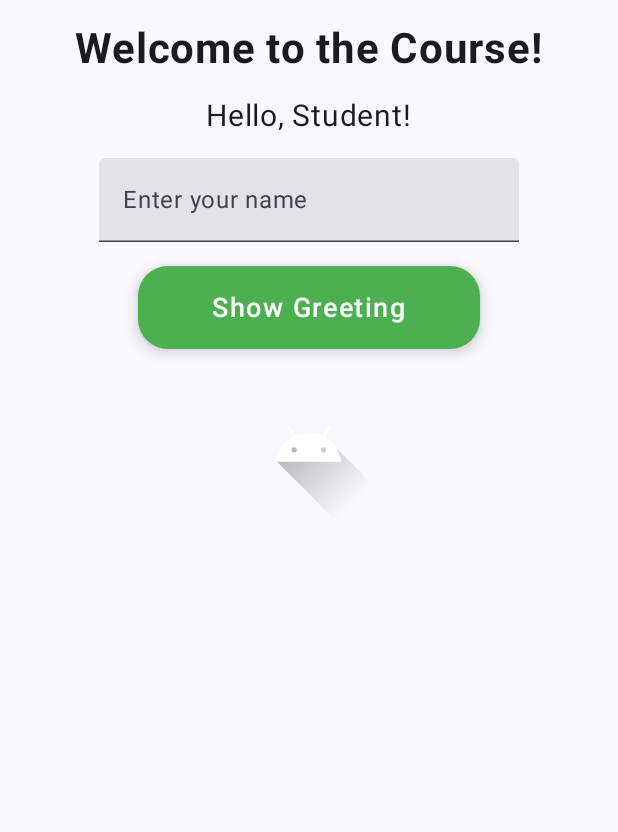
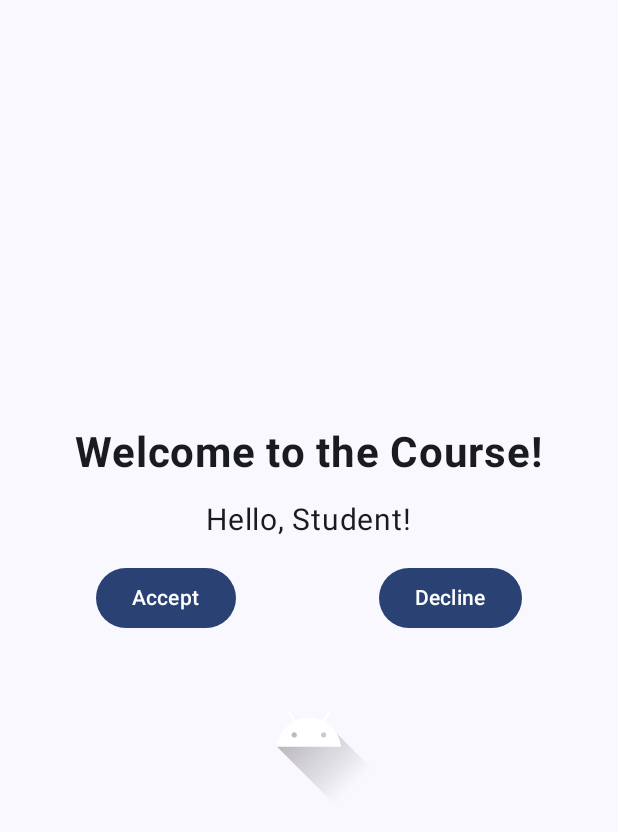
Before and after one commit to Josue123212/Android_1, an Android app built with Jetpack Compose: the screen it shows after launch (MainActivity), on a phone screen of 412 x 824 dp. Shown: the top 832 px of the screen. Run offline under Robolectric (Android 15) with nearby library versions, the phone set to English and light mode, and no system bars.

Commit message:
finished work

```diff
--- a/app/src/main/java/com/example/bienvenido_al_curso/MainActivity.kt
+++ b/app/src/main/java/com/example/bienvenido_al_curso/MainActivity.kt
@@ -42,53 +42,41 @@ class MainActivity : ComponentActivity() {
 fun GreetingCard() {
     Column(
         modifier = Modifier
-            .fillMaxWidth()
+            .fillMaxSize()
             .padding(16.dp),
-        horizontalAlignment = Alignment.CenterHorizontally
+        horizontalAlignment = Alignment.CenterHorizontally,
+        verticalArrangement = Arrangement.Center
     ) {
         Text(
             text = "Welcome to the Course!",
             fontSize = 28.sp,
             fontWeight = FontWeight.Bold
         )
+
         Spacer(modifier = Modifier.height(16.dp))
+
         Text(
             text = "Hello, Student!",
             fontSize = 20.sp
         )
-        Spacer(modifier = Modifier.height(16.dp))
-        TextField(
-            value = "",
-            onValueChange = {},
-            label = { Text("Enter your name") }
-        )
+
         Spacer(modifier = Modifier.height(16.dp))
 
-        // 🔹 BOTÓN PERSONALIZADO
-        Button(
-            onClick = { /* Acción simulada */ },
-            colors = ButtonDefaults.buttonColors(
-                containerColor = Color(0xFF4CAF50),   // Verde principal
-                contentColor = Color.White           // Texto en blanco
-            ),
-            shape = RoundedCornerShape(20.dp),        // Bordes redondeados
-            modifier = Modifier
-                .fillMaxWidth(0.6f)                  // 60% del ancho
-                .height(55.dp),                      // Más alto
-            elevation = ButtonDefaults.buttonElevation(
-                defaultElevation = 6.dp,
-                pressedElevation = 10.dp
-            )
+
+        Row(
+            modifier = Modifier.fillMaxWidth(),
+            horizontalArrangement = Arrangement.SpaceAround
         ) {
-            Text(
-                text = "Show Greeting",
-                fontSize = 18.sp,
-                fontWeight = FontWeight.SemiBold,
-                letterSpacing = 1.sp
-            )
+            Button(onClick = { /* Simulación de acción */ }) {
+                Text("Accept")
+            }
+            Button(onClick = { /* Simulación de acción */ }) {
+                Text("Decline")
+            }
         }
 
         Spacer(modifier = Modifier.height(16.dp))
+
         Image(
             painter = painterResource(id = R.drawable.ic_launcher_foreground),
             contentDescription = "Course Image",
```
